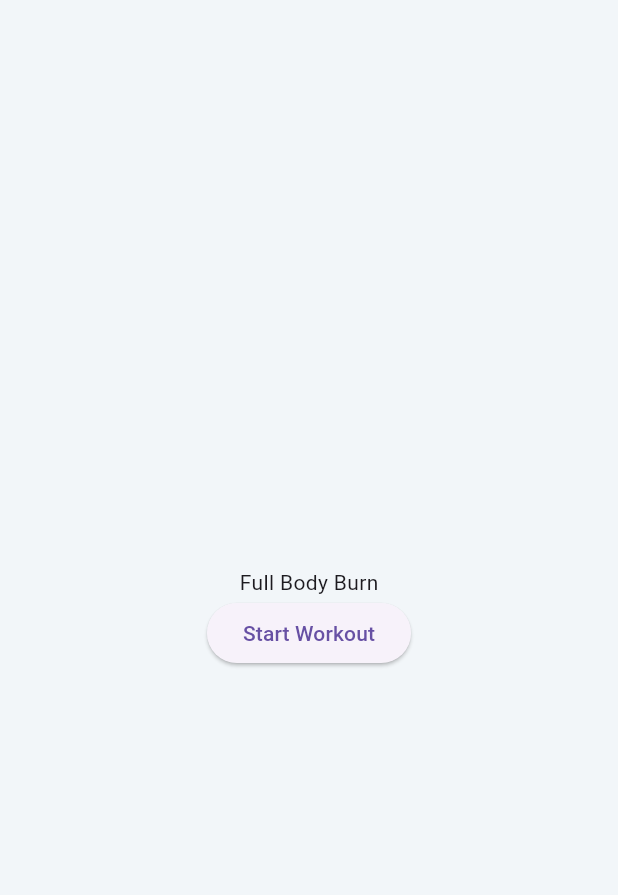
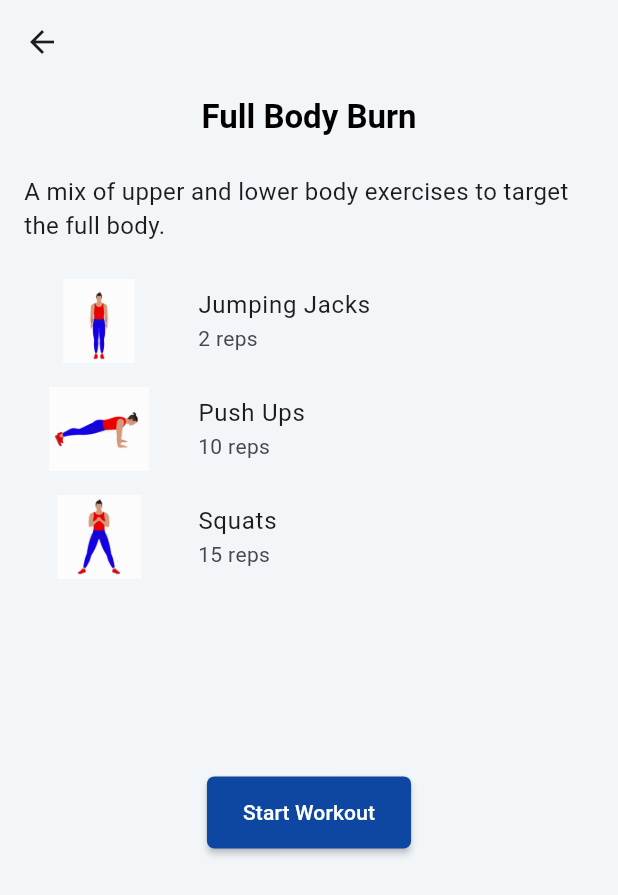
Before and after one commit to Deepak-Kumar-01/mobile_app_tswt, a Flutter app: the WorkoutList screen opened directly, after a tap on "Full Body Burn", on a phone screen of 412 x 824 dp. Shown: the top 895 px of the screen. Run offline on Flutter 3.47's test engine with Material 3 defaults, Android fonts, the phone set to English and light mode, and no system bars; our stand-ins replace firebase_auth, firebase_core, flutter_bloc, flutter_phoenix, fluttertoast, hive and 1 more; accounts and stored records are empty; generated files the repository leaves out were written again.

Commit message:
logo updated/ui fix

```diff
--- a/lib/components/workouts/workout_content.dart
+++ b/lib/components/workouts/workout_content.dart
@@ -3,6 +3,7 @@ import 'package:flutter_bloc/flutter_bloc.dart';
 import 'package:mobile_app_tswt/components/workouts/workout_content_bloc.dart';
 import 'package:mobile_app_tswt/models/exercise.dart';
 import 'package:mobile_app_tswt/models/workout.dart';
+import 'package:mobile_app_tswt/utils/theme/custom_theme/text_theme.dart';
 import 'package:mobile_app_tswt/utils/utils.dart';
 import 'package:mobile_app_tswt/utils/widgets/countdown_timer_widget.dart';
 
@@ -18,47 +19,102 @@ class WorkoutContent extends StatefulWidget {
 
 class _WorkoutContentState extends State<WorkoutContent> {
   static late WorkoutBloc _bloc;
-  final PageController controller=PageController();
+  final PageController controller = PageController();
 
   @override
   Widget build(BuildContext context) {
     return BlocProvider(
-      create:(context)=>WorkoutBloc()..add(OnLoadWorkout()),
-      child:BlocConsumer<WorkoutBloc,WorkoutState>(
-        listener: (context,state){
-          if(state is WorkoutSessionCompleted){
+      create: (context) => WorkoutBloc()..add(OnLoadWorkout()),
+      child: BlocConsumer<WorkoutBloc, WorkoutState>(
+        listener: (context, state) {
+          if (state is WorkoutSessionCompleted) {
             Utils.showSuccessToast("Workout completed Successfully", context);
-           Navigator.of(context).pushAndRemoveUntil( MaterialPageRoute(
-             builder: (context) => const Home(),
-           ),
-                   (Route<dynamic> route) => false);
+            Navigator.of(context).pushAndRemoveUntil(
+              MaterialPageRoute(builder: (context) => const Home()),
+              (Route<dynamic> route) => false,
+            );
           }
         },
-        builder: (context,state){
+        builder: (context, state) {
           _bloc = BlocProvider.of<WorkoutBloc>(context);
-          if(state is ShowTimer){
-            return const CountdownTimer();
+          if (state is ShowTimer) {
+            return CountdownTimer(pageColor: Colors.blue.shade900);
           }
-          if(state is WorkoutContentLoaded){
+          if (state is WorkoutContentLoaded) {
             return Scaffold(
-              body: Center(
-                child: Column(
-                  mainAxisAlignment: MainAxisAlignment.center,
+              appBar: AppBar(),
+              body: Column(
                 children: [
-                    Text(widget.workout.title),
-                    ElevatedButton(onPressed: (){
-                      _bloc.add(OnShowTimer(widget.workout.exercises));
-                    }, child: Text("Start Workout"))
+                  Padding(
+                    padding: const EdgeInsets.all(8.0),
+                    child: Text(
+                      widget.workout.title,
+                      style: Theme.of(context).textTheme.titleLarge,
+                    ),
+                  ),
+                  Padding(
+                    padding: const EdgeInsets.all(16.0),
+                    child: Text(
+                      widget.workout.description,
+                      style: TextStyle(fontSize: 16),
+                    ),
+                  ),
+                  // Constrain the height of ListView
+                  SizedBox(
+                    height:
+                        MediaQuery.of(context).size.height *
+                        0.4,
+                    child: ListView.builder(
+                      itemCount: widget.workout.exercises.length,
+                      itemBuilder: (context, index) {
+                        Exercise exercise = widget.workout.exercises[index];
+                        return ListTile(
+                          title: Text(exercise.name),
+                          leading: Image.asset(
+                            widget.workout.exercises[index].gif,
+                            width: 100,
+                          ),
+                          subtitle: Row(
+                            children: [
+                              Text(
+                                "${widget.workout.exercises[index].reps} reps",
+                              ),
                             ],
                           ),
+                        );
+                      },
+                    ),
+                  ),
+                  const SizedBox(height: 10),
+                  ElevatedButton(
+                    onPressed: () {
+                      _bloc.add(OnShowTimer(widget.workout.exercises));
+                    },
+                    style: ElevatedButton.styleFrom(
+                      backgroundColor:
+                          Theme.of(context).brightness == Brightness.dark
+                              ? Colors.white
+                              : Colors.blue[900],
+                      minimumSize: const Size(64, 48),
+                      elevation: 2,
+                      shape: RoundedRectangleBorder(
+                        borderRadius: BorderRadius.circular(5),
+                      ),
+                    ),
+                    child:  Text(
+                      "Start Workout",
+                      style: TextStyle(color:Theme.of(context).brightness==Brightness.dark?Colors.black: Colors.white),
+                    ),
+                  ),
+                ],
               ),
             );
           }
 
-          if(state is ShowExercises){
-            int currentPage=state.current;
-            int exerciseDuration=state.exerciseDuration;
-            String exerciseGif=state.exercises[currentPage].gif;
+          if (state is ShowExercises) {
+            int currentPage = state.current;
+            int exerciseDuration = state.exerciseDuration;
+            String exerciseGif = state.exercises[currentPage].gif;
             return Scaffold(
               body: Column(
                 children: [
@@ -66,23 +122,30 @@ class _WorkoutContentState extends State<WorkoutContent> {
                     child: PageView.builder(
                       controller: controller,
                       itemCount: state.exercises.length,
-                      physics: NeverScrollableScrollPhysics(), // disables horizontal scroll
+                      physics:
+                          NeverScrollableScrollPhysics(), // disables horizontal scroll
                       itemBuilder: (context, index) {
-                        Exercise exercise=state.exercises[currentPage];
+                        Exercise exercise = state.exercises[currentPage];
                         return Column(
                           mainAxisAlignment: MainAxisAlignment.center,
                           children: [
                             Center(
                               child: Text(
                                 "${exerciseDuration}",
-                                style: TextStyle(fontSize: 32, fontWeight: FontWeight.bold),
+                                style: TextStyle(
+                                  fontSize: 32,
+                                  fontWeight: FontWeight.bold,
+                                ),
                               ),
                             ),
                             Image.asset(exerciseGif),
                             Center(
                               child: Text(
                                 exercise.name,
-                                style: TextStyle(fontSize: 32, fontWeight: FontWeight.bold),
+                                style: TextStyle(
+                                  fontSize: 32,
+                                  fontWeight: FontWeight.bold,
+                                ),
                               ),
                             ),
                           ],
@@ -99,23 +162,18 @@ class _WorkoutContentState extends State<WorkoutContent> {
               mainAxisAlignment: MainAxisAlignment.center,
               children: [
                 const Text("Authenticating, please wait"),
-              const SizedBox(
-                height: 20,
+                const SizedBox(height: 20),
+                Center(
+                  child:
+                      Theme.of(context).brightness == Brightness.dark
+                          ? const CircularProgressIndicator(color: Colors.white)
+                          : CircularProgressIndicator(color: Colors.blue[900]),
                 ),
-              Center(
-                child: Theme.of(context).brightness == Brightness.dark
-                    ? const CircularProgressIndicator(
-                  color: Colors.white,
-                )
-                    : CircularProgressIndicator(
-                  color: Colors.blue[900],
-                ),
-              )
               ],
             ),
           );
         },
-      )
+      ),
     );
   }
 }
--- a/lib/components/workouts/workout_content_bloc.dart
+++ b/lib/components/workouts/workout_content_bloc.dart
@@ -1,5 +1,4 @@
 //Event
-
 import 'dart:async';
 import 'package:flutter_bloc/flutter_bloc.dart';
 import 'package:hive/hive.dart';
@@ -36,8 +35,6 @@ class WorkoutSessionCompleted extends WorkoutState {}
 
 class ShowTimer extends WorkoutState {}
 
-// class ShowExercises extends WorkoutState {}
-
 class ShowExercises extends WorkoutState {
   int current;
   int exerciseDuration;
@@ -61,7 +58,7 @@ class WorkoutBloc extends Bloc<WorkoutEvent, WorkoutState> {
       await Future.delayed(Duration(seconds: 4));
       await _startExerciseTimer(
         emit: emit,
-        duration: 3,
+        duration: 15,
         currentIndex: 0,
         exercises: event.exercises,
       );
@@ -72,7 +69,7 @@ class WorkoutBloc extends Bloc<WorkoutEvent, WorkoutState> {
       await Future.delayed(Duration(seconds: 4));
       await _startExerciseTimer(
         emit: emit,
-        duration: 3,
+        duration: 15,
         currentIndex: event.exerciseNo,
         exercises: event.exercises,
       );
@@ -95,31 +92,11 @@ class WorkoutBloc extends Bloc<WorkoutEvent, WorkoutState> {
 
       if (existingWorkout.isNotEmpty) {
         updatedEntries = existingWorkout.map((item) => Map<String, dynamic>.from(item)).toList();
-        // Append today's new workouts
         updatedEntries.addAll(newEntries);
-        print("updated records ${updatedEntries}");
-        // Save using a string key
         await box.put(today, updatedEntries);
       }else{
         await box.put(today, newEntries);
       }
-
-      // final Map<DateTime, List<WorkoutEntry>> result = {};
-      //
-      // for (final key in box.keys) {
-      //   final date = DateTime.parse(key);
-      //
-      //   final rawList = box.get(key) as List<dynamic>;
-      //
-      //   final List<WorkoutEntry> entries = rawList.map((item) {
-      //     final map = Map<String, dynamic>.from(item);
-      //     return WorkoutEntry(map['name'], map['details']);
-      //   }).toList();
-      //
-      //   result[date] = entries;
-      // }
-      // print("entries for ${result}");
-
       emit(WorkoutSessionCompleted());
     });
 
--- a/lib/components/workouts/workout_list/workout_list.dart
+++ b/lib/components/workouts/workout_list/workout_list.dart
@@ -20,10 +20,11 @@ class WorkoutList extends StatelessWidget {
             final workout= workoutList[index];
             return Card(
               margin: EdgeInsets.all(8),
+              color: Colors.green,
               child: ListTile(
-                title: Text(workout.title),
-                subtitle: Text(workout.description),
-                trailing: Icon(Icons.arrow_forward_ios),
+                title: Text(workout.title,style: Theme.of(context).textTheme.titleMedium),
+                subtitle: Text(workout.description,style: TextStyle(color: Colors.white),),
+                trailing: Icon(Icons.arrow_forward_ios,color: Colors.white,),
                 onTap: () {
                   Navigator.push(
                     context,
--- a/lib/utils/constants.dart
+++ b/lib/utils/constants.dart
@@ -28,7 +28,7 @@ final workouts = <Workout>[
     description: 'Strengthen your legs with these focused exercises.',
     exercises: [
       Exercise(name: 'Lunges', reps: 12, sets: 3, gif: 'assets/workout_gifs/leg_day/lunges.gif'),
-      Exercise(name: 'Horizontal Leg Push', durationSeconds: 45, gif: 'assets/workout_gifs/leg_day/sled_horizontal_leg_press.gif'),
+      Exercise(name: 'Horizontal Leg Push', reps: 1, durationSeconds: 45, gif: 'assets/workout_gifs/leg_day/sled_horizontal_leg_press.gif'),
       Exercise(name: 'Leg Press', reps: 20, sets: 3, gif: 'assets/workout_gifs/leg_day/sled_leg_press.gif'),
     ],
   ),
--- a/pubspec.yaml
+++ b/pubspec.yaml
@@ -58,8 +58,8 @@ flutter_icons:
   android: "launcher_icon"
   ios: true
   image_path: "assets/logo/app-logo.png"
-  background_color: "#000000"   # Change this to your desired color
-  adaptive_icon_background: "#000000" # For Android 8.0+
+  background_color: "#FFFFFF"   # Change this to your desired color
+  adaptive_icon_background: "#FFFFFF" # For Android 8.0+
   adaptive_icon_foreground: "assets/logo/app-logo.png"
 
 # For information on the generic Dart part of this file, see the
```
Also changed, not shown: assets/logo/app-logo.png, 26 other files. Lines whose indentation alone changed are shown as unchanged.
